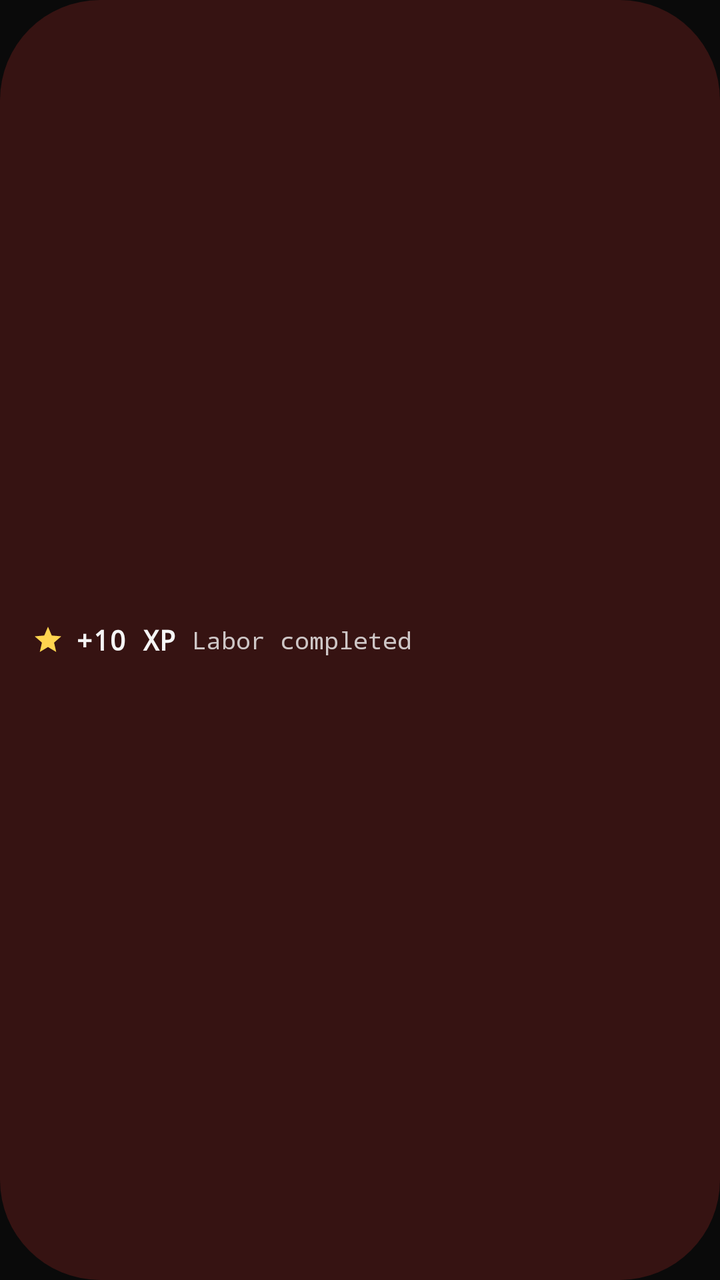
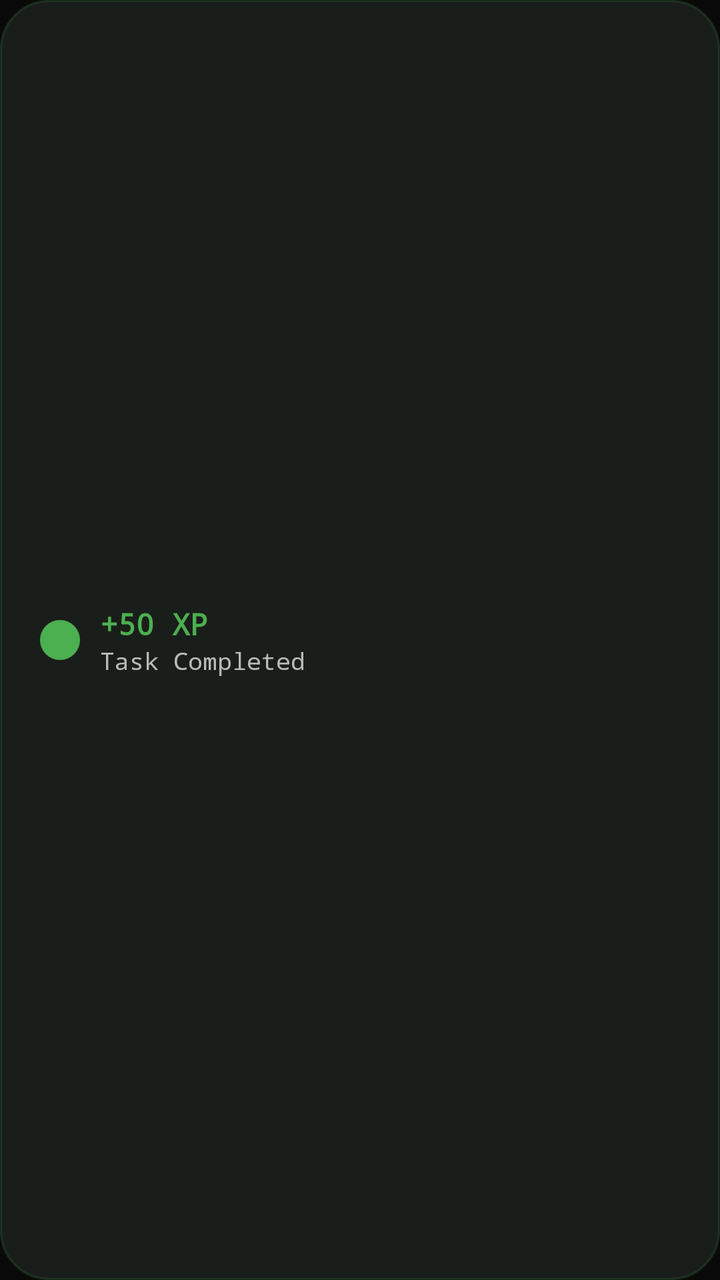

The first picture is an Android layout as it rendered before a commit; the second is the same layout after the commit. The layout source and the unified diff follow.
<!-- AndroidManifest.xml: application theme Theme.Forge -->
<!-- res/layout/view_xp_toast.xml -->
<?xml version="1.0" encoding="utf-8"?>
<LinearLayout
    xmlns:android="http://schemas.android.com/apk/res/android"
    android:layout_width="wrap_content"
    android:layout_height="wrap_content"
    android:orientation="horizontal"
    android:gravity="center_vertical"
    android:background="@drawable/bg_pill_red"
    android:paddingHorizontal="16dp"
    android:paddingVertical="8dp">

    <ImageView
        android:layout_width="16dp"
        android:layout_height="16dp"
        android:src="@drawable/ic_xp_star"
        android:contentDescription="XP" />

    <TextView
        android:id="@+id/tv_xp_toast_amount"
        android:layout_width="wrap_content"
        android:layout_height="wrap_content"
        android:text="+10 XP"
        android:textColor="#F5F5F5"
        android:textSize="14sp"
        android:fontFamily="monospace"
        android:textStyle="bold"
        android:layout_marginStart="6dp" />

    <TextView
        android:id="@+id/tv_xp_toast_source"
        android:layout_width="wrap_content"
        android:layout_height="wrap_content"
        android:text="Labor completed"
        android:textColor="#F5F5F5"
        android:textSize="12sp"
        android:fontFamily="monospace"
        android:alpha="0.8"
        android:layout_marginStart="8dp" />

</LinearLayout>
<!-- resources referenced by this layout -->
<resources>
  <!-- drawable bg_pill_red (drawable) -->
  <?xml version="1.0" encoding="utf-8"?>
  <shape xmlns:android="http://schemas.android.com/apk/res/android"
      android:shape="rectangle">
      <solid android:color="@color/red_alpha20" />
      <corners android:radius="@dimen/radius_pill" />
  </shape>
  <!-- drawable ic_xp_star (drawable) -->
  <?xml version="1.0" encoding="utf-8"?>
  <vector xmlns:android="http://schemas.android.com/apk/res/android"
      android:width="24dp"
      android:height="24dp"
      android:viewportWidth="24"
      android:viewportHeight="24">
      <path
          android:fillColor="#FFD54F"
          android:pathData="M12,17.27L18.18,21l-1.64,-7.03L22,9.24l-7.19,-0.61L12,2 9.19,8.63 2,9.24l5.46,4.73L5.82,21z" />
  </vector>
  <style name="Theme.Forge" parent="Theme.Material3.Dark.NoActionBar">
          <item name="colorPrimary">@color/red</item>
          <item name="colorPrimaryContainer">@color/red_alpha30</item>
          <item name="colorOnPrimary">@color/white</item>
          <item name="colorSecondary">@color/red</item>
          <item name="colorSecondaryContainer">@color/red_alpha20</item>
          <item name="colorOnSecondary">@color/white</item>
          <item name="colorSurface">@color/surface1</item>
          <item name="colorOnSurface">@color/fg</item>
          <item name="colorSurfaceVariant">@color/surface2</item>
          <item name="colorOnSurfaceVariant">@color/fg2</item>
          <item name="colorError">@color/red_light</item>
          <item name="colorOnError">@color/white</item>
          <item name="android:colorBackground">@color/bg</item>
          <item name="colorOnBackground">@color/fg</item>
          <item name="android:windowBackground">@color/bg</item>
          <item name="android:statusBarColor">@color/bg</item>
          <item name="android:navigationBarColor">@color/bg</item>
          <item name="android:windowLightStatusBar">false</item>
          <item name="android:windowLightNavigationBar">false</item>
          <item name="android:textColorPrimary">@color/fg</item>
          <item name="android:textColorSecondary">@color/fg2</item>
          <item name="android:textColorHint">@color/fg3</item>
          <item name="android:fontFamily">monospace</item>
      </style>
  <color name="red_alpha20">#33E53935</color>
  <dimen name="radius_pill">50dp</dimen>
  <color name="red">#FFE53935</color>
  <color name="red_alpha30">#4DE53935</color>
  <color name="white">#FFFFFFFF</color>
  <color name="surface1">#FF111111</color>
  <color name="fg">#FFF5F5F5</color>
  <color name="surface2">#FF171717</color>
  <color name="fg2">#FF9E9E9E</color>
  <color name="red_light">#FFFF5252</color>
  <color name="bg">#FF0A0A0A</color>
  <color name="fg3">#FF555555</color>
</resources>

<!-- the commit's change to res/layout/view_xp_toast.xml (unified diff, before → after) -->
@@ -5,36 +5,40 @@
     android:layout_height="wrap_content"
     android:orientation="horizontal"
     android:gravity="center_vertical"
-    android:background="@drawable/bg_pill_red"
-    android:paddingHorizontal="16dp"
-    android:paddingVertical="8dp">
+    android:background="@drawable/bg_toast_green"
+    android:paddingHorizontal="20dp"
+    android:paddingVertical="12dp"
+    android:elevation="8dp">
 
+    
     <ImageView
-        android:layout_width="16dp"
-        android:layout_height="16dp"
-        android:src="@drawable/ic_xp_star"
-        android:contentDescription="XP" />
+        android:layout_width="20dp"
+        android:layout_height="20dp"
+        android:src="@drawable/widget_check_done"
+        android:contentDescription="Done" />
 
-    <TextView
-        android:id="@+id/tv_xp_toast_amount"
+    <LinearLayout
         android:layout_width="wrap_content"
         android:layout_height="wrap_content"
-        android:text="+10 XP"
-        android:textColor="#F5F5F5"
-        android:textSize="14sp"
-        android:fontFamily="monospace"
-        android:textStyle="bold"
-        android:layout_marginStart="6dp" />
+        android:orientation="vertical"
+        android:layout_marginStart="10dp">
 
-    <TextView
-        android:id="@+id/tv_xp_toast_source"
-        android:layout_width="wrap_content"
-        android:layout_height="wrap_content"
-        android:text="Labor completed"
-        android:textColor="#F5F5F5"
-        android:textSize="12sp"
-        android:fontFamily="monospace"
-        android:alpha="0.8"
-        android:layout_marginStart="8dp" />
+        <TextView
+            android:id="@+id/tv_xp_toast_amount"
+            android:layout_width="wrap_content"
+            android:layout_height="wrap_content"
+            android:text="+50 XP"
+            android:textColor="#4CAF50"
+            android:textSize="15sp"
+            android:textStyle="bold" />
+
+        <TextView
+            android:id="@+id/tv_xp_toast_source"
+            android:layout_width="wrap_content"
+            android:layout_height="wrap_content"
+            android:text="Task Completed"
+            android:textColor="#B0FFFFFF"
+            android:textSize="12sp" />
+    </LinearLayout>
 
 </LinearLayout>
<!-- resource entries referenced after the edit -->
@@ -1,23 +1,20 @@
 <!-- resources referenced by this layout -->
 <resources>
-  <!-- drawable bg_pill_red (drawable) -->
+  <!-- drawable bg_toast_green (drawable) -->
   <?xml version="1.0" encoding="utf-8"?>
   <shape xmlns:android="http://schemas.android.com/apk/res/android"
       android:shape="rectangle">
-      <solid android:color="@color/red_alpha20" />
-      <corners android:radius="@dimen/radius_pill" />
+      <solid android:color="#1A1E1A" />
+      <stroke android:width="1dp" android:color="#304CAF50" />
+      <corners android:radius="24dp" />
   </shape>
-  <!-- drawable ic_xp_star (drawable) -->
+  <!-- drawable widget_check_done (drawable) -->
   <?xml version="1.0" encoding="utf-8"?>
-  <vector xmlns:android="http://schemas.android.com/apk/res/android"
-      android:width="24dp"
-      android:height="24dp"
-      android:viewportWidth="24"
-      android:viewportHeight="24">
-      <path
-          android:fillColor="#FFD54F"
-          android:pathData="M12,17.27L18.18,21l-1.64,-7.03L22,9.24l-7.19,-0.61L12,2 9.19,8.63 2,9.24l5.46,4.73L5.82,21z" />
-  </vector>
+  <shape xmlns:android="http://schemas.android.com/apk/res/android"
+      android:shape="oval">
+      <solid android:color="#4CAF50"/>
+      <size android:width="20dp" android:height="20dp"/>
+  </shape>
   <style name="Theme.Forge" parent="Theme.Material3.Dark.NoActionBar">
           <item name="colorPrimary">@color/red</item>
           <item name="colorPrimaryContainer">@color/red_alpha30</item>
@@ -44,7 +41,6 @@
           <item name="android:fontFamily">monospace</item>
       </style>
   <color name="red_alpha20">#33E53935</color>
-  <dimen name="radius_pill">50dp</dimen>
   <color name="red">#FFE53935</color>
   <color name="red_alpha30">#4DE53935</color>
   <color name="white">#FFFFFFFF</color>
